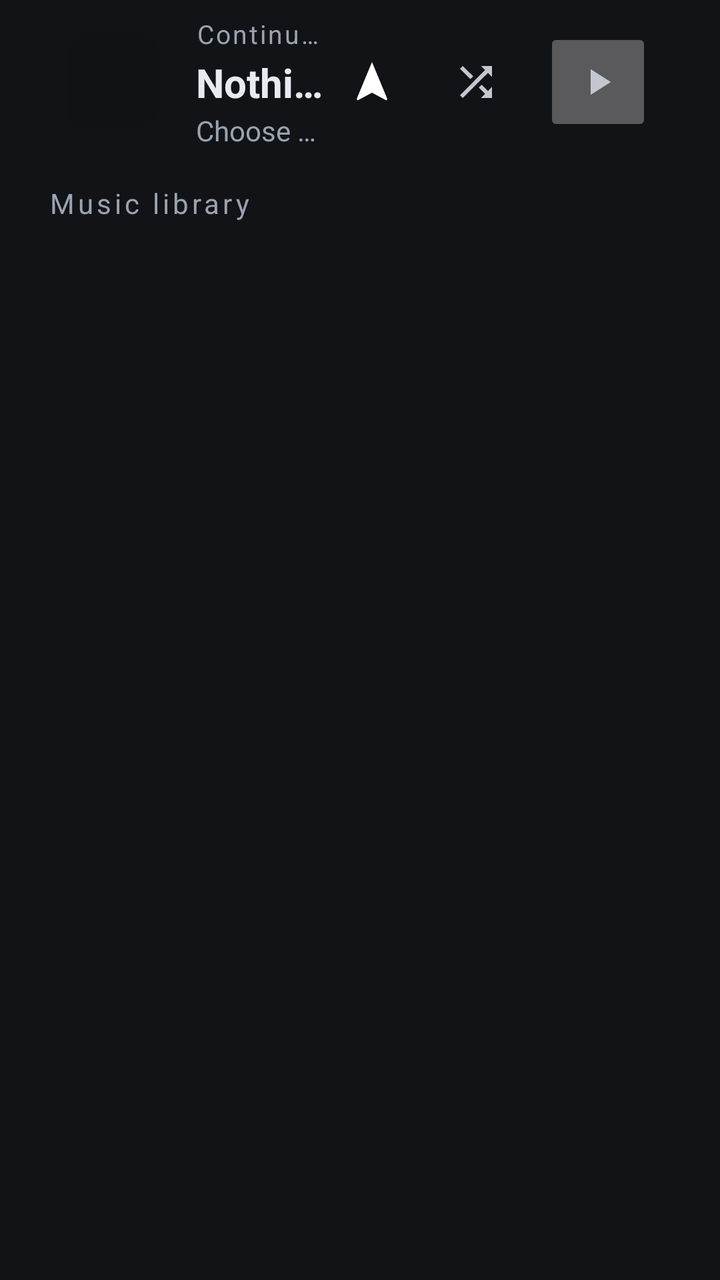
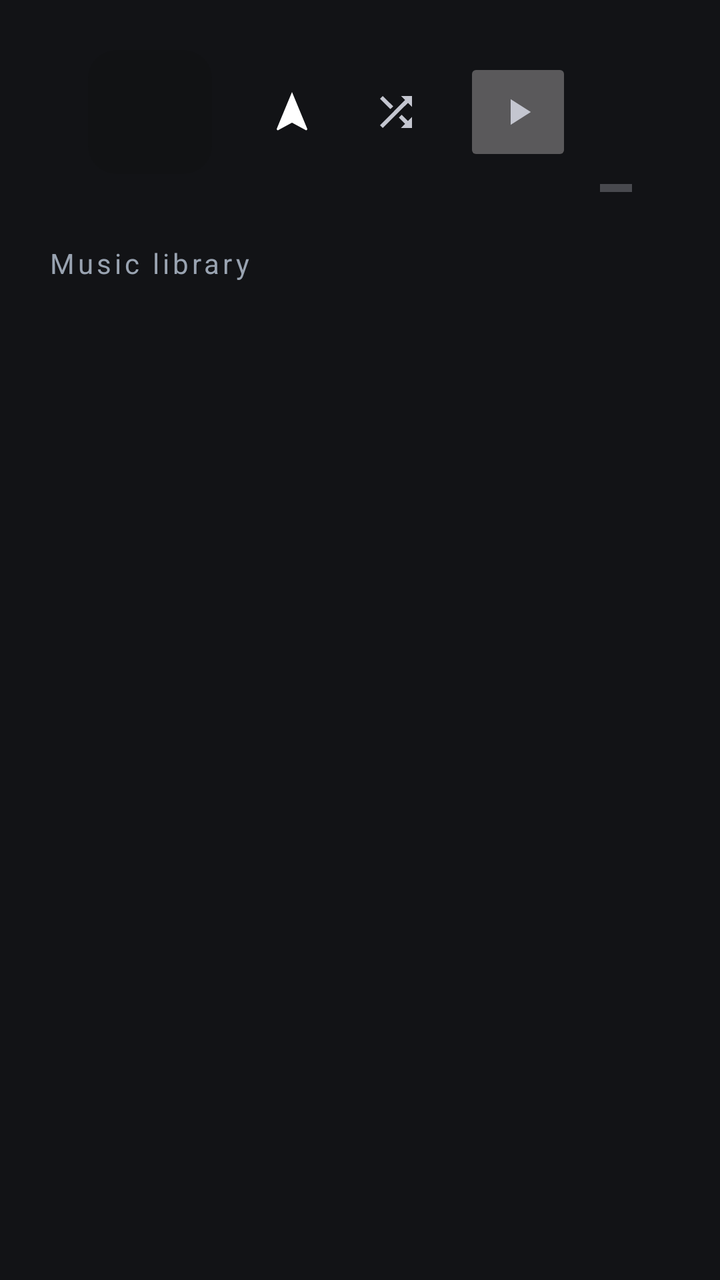

The first picture is an Android layout as it rendered before a commit; the second is the same layout after the commit. The layout source and the unified diff follow.
<!-- AndroidManifest.xml: application theme Theme.Material3.DynamicColors.Dark -->
<!-- res/layout/fragment_home.xml -->
<?xml version="1.0" encoding="utf-8"?>
<ScrollView xmlns:a="http://schemas.android.com/apk/res/android"
    xmlns:app="http://schemas.android.com/apk/res-auto"
    xmlns:tools="http://schemas.android.com/tools"
    a:id="@+id/home_scroll"
    a:layout_width="match_parent"
    a:layout_height="match_parent"
    a:background="@android:color/transparent"
    a:clipToPadding="false"
    a:fillViewport="true"
    a:scrollbars="none">

    
    <LinearLayout
        a:layout_width="match_parent"
        a:layout_height="wrap_content"
        a:orientation="vertical"
        a:paddingStart="24dp"
        a:paddingTop="8dp"
        a:paddingEnd="24dp"
        a:paddingBottom="16dp"
        tools:ignore="UselessParent">

        
        <FrameLayout
            a:id="@+id/home_continue_card"
            a:layout_width="match_parent"
            a:layout_height="66dp"
            a:clickable="true"
            a:focusable="true">

            <LinearLayout
                a:layout_width="match_parent"
                a:layout_height="match_parent"
                a:gravity="center_vertical"
                a:orientation="horizontal"
                a:paddingStart="10dp"
                a:paddingEnd="10dp">

                <com.google.android.material.card.MaterialCardView
                    a:id="@+id/home_cover_card"
                    a:layout_width="46dp"
                    a:layout_height="46dp"
                    app:cardBackgroundColor="#14000000"
                    app:cardCornerRadius="10dp"
                    app:cardElevation="0dp"
                    app:strokeWidth="0dp">

                    <ImageView
                        a:id="@+id/home_cover"
                        a:layout_width="match_parent"
                        a:layout_height="match_parent"
                        a:contentDescription="@null"
                        a:scaleType="centerCrop" />
                </com.google.android.material.card.MaterialCardView>

                <LinearLayout
                    a:layout_width="0dp"
                    a:layout_height="wrap_content"
                    a:layout_marginStart="18dp"
                    a:layout_weight="1"
                    a:orientation="vertical">

                    <TextView
                        a:id="@+id/home_continue_label"
                        a:layout_width="wrap_content"
                        a:layout_height="wrap_content"
                        a:letterSpacing="0.08"
                        a:ellipsize="end"
                        a:maxLines="1"
                        a:text="@string/home_continue_playing"
                        a:textColor="@color/pal_text_secondary"
                        a:textSize="13sp" />

                    <TextView
                        a:id="@+id/home_title"
                        a:layout_width="match_parent"
                        a:layout_height="wrap_content"
                        a:layout_marginTop="2dp"
                        a:ellipsize="end"
                        a:maxLines="1"
                        a:text="@string/home_idle"
                        a:textColor="@color/pal_text_primary"
                        a:textSize="20sp"
                        a:textStyle="bold" />

                    <TextView
                        a:id="@+id/home_artist"
                        a:layout_width="match_parent"
                        a:layout_height="wrap_content"
                        a:layout_marginTop="1dp"
                        a:ellipsize="end"
                        a:maxLines="1"
                        a:text="@string/home_idle_hint"
                        a:textColor="@color/pal_text_secondary"
                        a:textSize="14sp" />
                </LinearLayout>

                <ImageButton
                    a:id="@+id/home_nav_mode"
                    a:layout_width="44dp"
                    a:layout_height="44dp"
                    a:layout_marginEnd="6dp"
                    a:background="?attr/selectableItemBackgroundBorderless"
                    a:contentDescription="@string/settings_nav_floating_title"
                    a:padding="10dp"
                    a:scaleType="fitCenter"
                    a:src="@drawable/ic_nav_mode" />

                <ImageButton
                    a:id="@+id/home_shuffle"
                    a:layout_width="48dp"
                    a:layout_height="48dp"
                    a:layout_marginEnd="10dp"
                    a:background="?attr/selectableItemBackgroundBorderless"
                    a:contentDescription="@string/home_play_all_shuffled"
                    a:padding="12dp"
                    a:scaleType="fitCenter"
                    a:src="@drawable/media_shuffle" />

                <ImageButton
                    a:id="@+id/home_play"
                    a:layout_width="54dp"
                    a:layout_height="54dp"
                    a:contentDescription="@string/home_play_pause"
                    a:padding="16dp"
                    a:scaleType="fitCenter"
                    a:src="@drawable/media_start" />
            </LinearLayout>
        </FrameLayout>

        
        <LinearLayout
            a:id="@+id/home_playlists_container"
            a:layout_width="match_parent"
            a:layout_height="wrap_content"
            a:orientation="vertical"
            a:visibility="gone">

            <TextView
                a:layout_width="wrap_content"
                a:layout_height="wrap_content"
                a:layout_marginTop="18dp"
                a:layout_marginBottom="2dp"
                a:letterSpacing="0.12"
                a:text="@string/home_playlists_title"
                a:textColor="@color/pal_text_secondary"
                a:textSize="14sp" />

            <androidx.recyclerview.widget.RecyclerView
                a:id="@+id/home_playlists_grid"
                a:layout_width="match_parent"
                a:layout_height="wrap_content"
                a:layout_marginTop="10dp"
                a:nestedScrollingEnabled="false" />

            <TextView
                a:id="@+id/home_playlists_view_all"
                a:layout_width="wrap_content"
                a:layout_height="wrap_content"
                a:layout_gravity="end"
                a:layout_marginTop="10dp"
                a:background="?attr/selectableItemBackgroundBorderless"
                a:clickable="true"
                a:focusable="true"
                a:letterSpacing="0.04"
                a:text="@string/home_view_all_playlists"
                a:textColor="@color/pal_text_secondary"
                a:textSize="14sp" />
        </LinearLayout>

        <TextView
            a:layout_width="wrap_content"
            a:layout_height="wrap_content"
            a:layout_marginTop="18dp"
            a:layout_marginBottom="2dp"
            a:letterSpacing="0.12"
            a:text="@string/home_library"
            a:textColor="@color/pal_text_secondary"
            a:textSize="14sp" />

        <androidx.recyclerview.widget.RecyclerView
            a:id="@+id/home_grid"
            a:layout_width="match_parent"
            a:layout_height="wrap_content"
            a:layout_marginTop="10dp"
            a:nestedScrollingEnabled="false" />
    </LinearLayout>
</ScrollView>
<!-- resources referenced by this layout -->
<resources>
  <color name="pal_text_primary">#E7EBF1</color>
  <color name="pal_text_secondary">#99A3B1</color>
  <!-- drawable ic_nav_mode (drawable) -->
  <vector xmlns:android="http://schemas.android.com/apk/res/android"
      android:width="24dp"
      android:height="24dp"
      android:viewportWidth="24"
      android:viewportHeight="24">
      <path
          android:fillColor="#FFFFFFFF"
          android:pathData="M12,2L4.4,20.3a0.6,0.6 0 0,0 0.85,0.74L12,17.3l6.75,3.74a0.6,0.6 0 0,0 0.85,-0.74L12,2z" />
  </vector>
  <!-- drawable media_shuffle (drawable) -->
  <vector xmlns:android="http://schemas.android.com/apk/res/android"
      android:width="24dp"
      android:height="24dp"
      android:viewportWidth="24"
      android:viewportHeight="24"
      android:tint="?attr/colorControlNormal">
    <path
        android:fillColor="#FFF"
        android:pathData="M10.59,9.17L5.41,4 4,5.41l5.17,5.17 1.42,-1.41zM14.5,4l2.04,2.04L4,18.59 5.41,20 17.96,7.46 20,9.5L20,4h-5.5zM14.83,13.41l-1.41,1.41 3.13,3.13L14.5,20L20,20v-5.5l-2.04,2.04 -3.13,-3.13z"/>
  </vector>
  <!-- drawable media_start (drawable) -->
  <vector xmlns:android="http://schemas.android.com/apk/res/android"
      android:width="24dp"
      android:height="24dp"
      android:viewportWidth="24"
      android:viewportHeight="24"
      android:tint="?attr/colorControlNormal">
    <path
        android:fillColor="#000"
        android:pathData="M8,5v14l11,-7z"/>
  </vector>
  <string name="home_continue_playing">Continue playing</string>
  <string name="home_idle">Nothing is playing</string>
  <string name="home_idle_hint">Choose Songs or a playlist to start</string>
  <string name="home_library">Music library</string>
  <string name="home_play_all_shuffled">Shuffle all</string>
  <string name="home_play_pause">Play or pause</string>
  <string name="home_playlists_title">My playlists</string>
  <string name="home_view_all_playlists">View all playlists</string>
  <string name="settings_nav_floating_title">Navigation mode</string>
</resources>

<!-- the commit's change to res/layout/fragment_home.xml (unified diff, before → after) -->
@@ -25,24 +25,26 @@
         <FrameLayout
             a:id="@+id/home_continue_card"
             a:layout_width="match_parent"
-            a:layout_height="66dp"
+            a:layout_height="96dp"
             a:clickable="true"
-            a:focusable="true">
+            a:focusable="true"
+            a:paddingStart="6dp"
+            a:paddingEnd="6dp">
 
             <LinearLayout
                 a:layout_width="match_parent"
                 a:layout_height="match_parent"
                 a:gravity="center_vertical"
                 a:orientation="horizontal"
-                a:paddingStart="10dp"
-                a:paddingEnd="10dp">
+                a:paddingStart="14dp"
+                a:paddingEnd="14dp">
 
                 <com.google.android.material.card.MaterialCardView
                     a:id="@+id/home_cover_card"
-                    a:layout_width="46dp"
-                    a:layout_height="46dp"
+                    a:layout_width="62dp"
+                    a:layout_height="62dp"
                     app:cardBackgroundColor="#14000000"
-                    app:cardCornerRadius="10dp"
+                    app:cardCornerRadius="14dp"
                     app:cardElevation="0dp"
                     app:strokeWidth="0dp">
 
@@ -126,6 +128,18 @@
                     a:padding="16dp"
                     a:scaleType="fitCenter"
                     a:src="@drawable/media_start" />
+
+                <ProgressBar
+                    a:id="@+id/home_progress"
+                    style="?android:attr/progressBarStyleHorizontal"
+                    a:layout_width="match_parent"
+                    a:layout_height="4dp"
+                    a:layout_gravity="bottom"
+                    a:layout_marginStart="14dp"
+                    a:layout_marginEnd="14dp"
+                    a:layout_marginBottom="8dp"
+                    a:max="1000"
+                    a:progress="0" />
             </LinearLayout>
         </FrameLayout>
 
